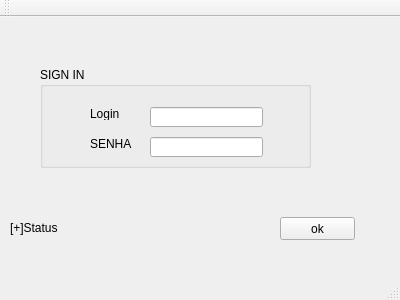
Old version of the form Mayko/projeto/login.ui in the repository UnPComp2013/Grupo6.
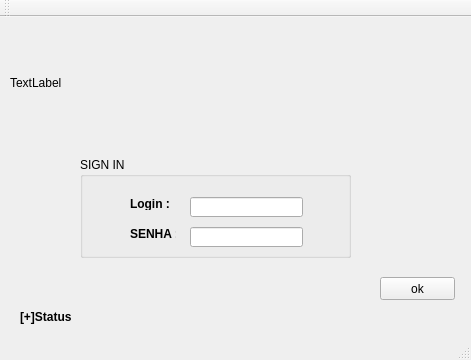
New version of the form.

```diff
--- a/Mayko/projeto/login.ui
+++ b/Mayko/projeto/login.ui
@@ -6,8 +6,8 @@
    <rect>
     <x>0</x>
     <y>0</y>
-    <width>400</width>
-    <height>300</height>
+    <width>471</width>
+    <height>360</height>
    </rect>
   </property>
   <property name="windowTitle">
@@ -17,21 +17,21 @@
    <widget class="QLabel" name="label">
     <property name="geometry">
      <rect>
-      <x>10</x>
-      <y>190</y>
+      <x>20</x>
+      <y>280</y>
       <width>231</width>
       <height>41</height>
      </rect>
     </property>
     <property name="text">
-     <string>[+]Status</string>
+     <string>&lt;html&gt;&lt;head/&gt;&lt;body&gt;&lt;p&gt;&lt;span style=&quot; font-weight:600;&quot;&gt;[+]Status&lt;/span&gt;&lt;/p&gt;&lt;/body&gt;&lt;/html&gt;</string>
     </property>
    </widget>
    <widget class="QPushButton" name="btn_ok">
     <property name="geometry">
      <rect>
-      <x>280</x>
-      <y>200</y>
+      <x>380</x>
+      <y>260</y>
       <width>75</width>
       <height>23</height>
      </rect>
@@ -43,8 +43,8 @@
    <widget class="QGroupBox" name="groupBox">
     <property name="geometry">
      <rect>
-      <x>40</x>
-      <y>50</y>
+      <x>80</x>
+      <y>140</y>
       <width>271</width>
       <height>101</height>
      </rect>
@@ -72,7 +72,7 @@
       </rect>
      </property>
      <property name="text">
-      <string>SENHA</string>
+      <string>&lt;html&gt;&lt;head/&gt;&lt;body&gt;&lt;p&gt;&lt;span style=&quot; font-weight:600;&quot;&gt;SENHA  :&lt;/span&gt;&lt;/p&gt;&lt;/body&gt;&lt;/html&gt;</string>
      </property>
     </widget>
     <widget class="QLineEdit" name="ln_senha">
@@ -98,10 +98,26 @@
       </rect>
      </property>
      <property name="text">
-      <string>Login</string>
+      <string>&lt;html&gt;&lt;head/&gt;&lt;body&gt;&lt;p&gt;&lt;span style=&quot; font-weight:600;&quot;&gt;Login :&lt;/span&gt;&lt;/p&gt;&lt;/body&gt;&lt;/html&gt;</string>
      </property>
     </widget>
    </widget>
+   <widget class="QLabel" name="label_pic">
+    <property name="geometry">
+     <rect>
+      <x>10</x>
+      <y>20</y>
+      <width>451</width>
+      <height>91</height>
+     </rect>
+    </property>
+    <property name="text">
+     <string>TextLabel</string>
+    </property>
+    <property name="textFormat">
+     <enum>Qt::PlainText</enum>
+    </property>
+   </widget>
   </widget>
   <widget class="QMenuBar" name="menuBar">
    <property name="geometry">
```
Left out of the diff: 2 changed lines with no effect on the pictures.
